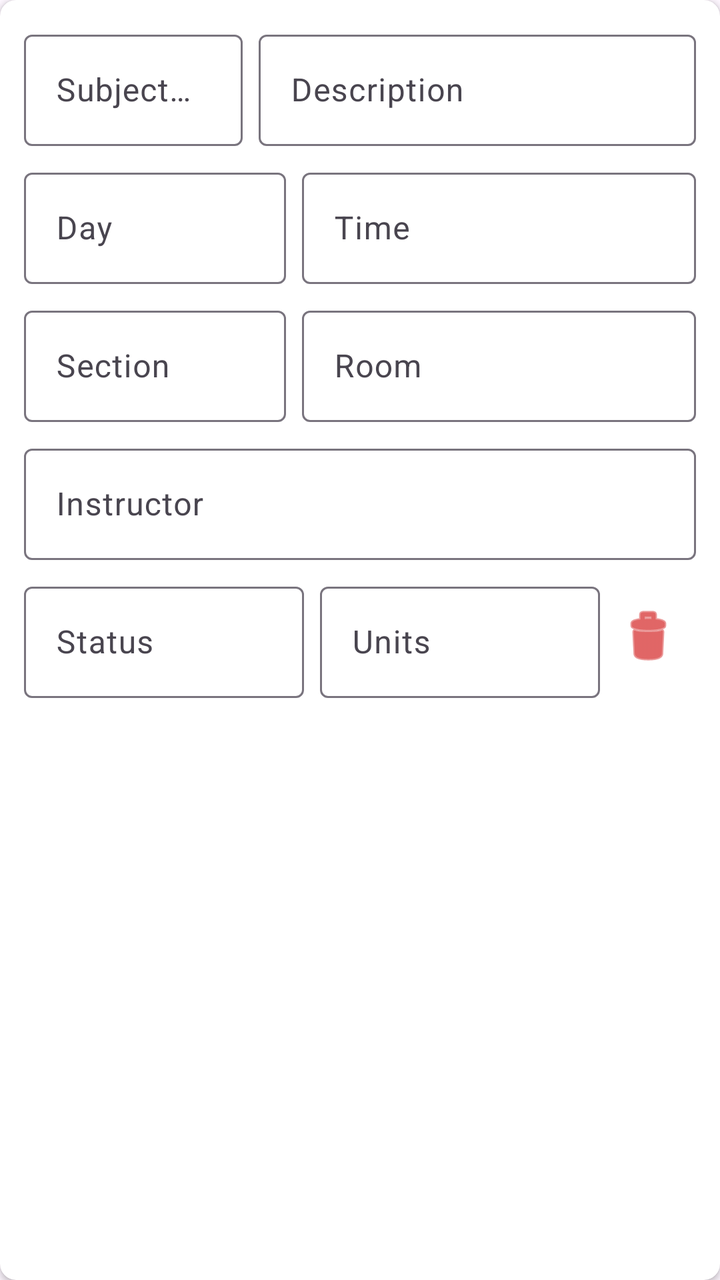
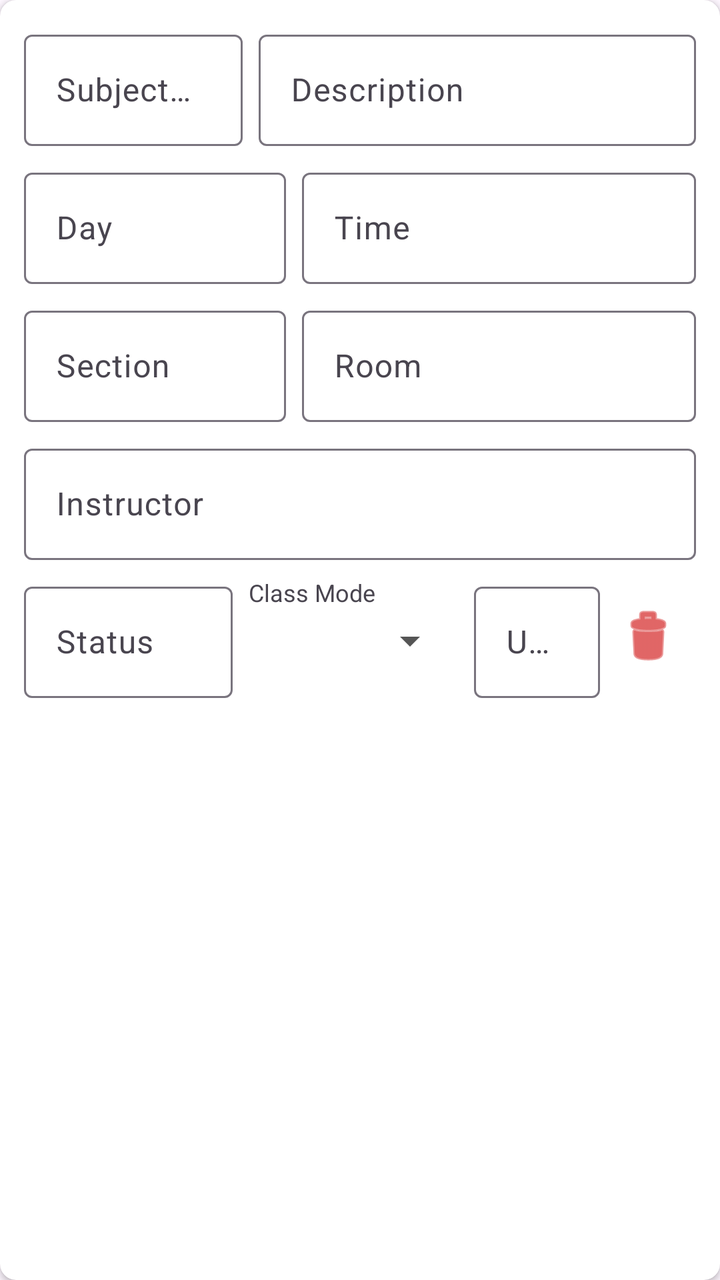

Two renders of the same Android screen: before a commit and after it. Below are the layout's source before the change and the commit's diff.
<!-- AndroidManifest.xml: application theme Theme.StudentAutomaticScheduler -->
<!-- res/layout/item_edit_schedule.xml -->
<?xml version="1.0" encoding="utf-8"?>
<androidx.cardview.widget.CardView
    xmlns:android="http://schemas.android.com/apk/res/android"
    xmlns:app="http://schemas.android.com/apk/res-auto"
    android:layout_width="match_parent"
    android:layout_height="wrap_content"
    android:layout_margin="8dp"
    app:cardCornerRadius="8dp"
    app:cardElevation="2dp">

    <LinearLayout
        android:layout_width="match_parent"
        android:layout_height="wrap_content"
        android:orientation="vertical"
        android:padding="12dp">

        <LinearLayout
            android:layout_width="match_parent"
            android:layout_height="wrap_content"
            android:orientation="horizontal">

            <com.google.android.material.textfield.TextInputLayout
                android:layout_width="0dp"
                android:layout_height="wrap_content"
                android:layout_weight="1"
                android:hint="Subject Code">
                <com.google.android.material.textfield.TextInputEditText
                    android:id="@+id/etSubjectCode"
                    android:layout_width="match_parent"
                    android:layout_height="wrap_content"
                    android:inputType="textCapCharacters"/>
            </com.google.android.material.textfield.TextInputLayout>

            <com.google.android.material.textfield.TextInputLayout
                android:layout_width="0dp"
                android:layout_height="wrap_content"
                android:layout_weight="2"
                android:layout_marginStart="8dp"
                android:hint="Description">
                <com.google.android.material.textfield.TextInputEditText
                    android:id="@+id/etDescription"
                    android:layout_width="match_parent"
                    android:layout_height="wrap_content"
                    android:inputType="textCapWords"/>
            </com.google.android.material.textfield.TextInputLayout>
        </LinearLayout>

        <LinearLayout
            android:layout_width="match_parent"
            android:layout_height="wrap_content"
            android:orientation="horizontal"
            android:layout_marginTop="8dp">

            <com.google.android.material.textfield.TextInputLayout
                android:layout_width="0dp"
                android:layout_height="wrap_content"
                android:layout_weight="1"
                android:hint="Day">
                <com.google.android.material.textfield.TextInputEditText
                    android:id="@+id/etDay"
                    android:layout_width="match_parent"
                    android:layout_height="wrap_content"
                    android:inputType="textCapSentences"/>
            </com.google.android.material.textfield.TextInputLayout>

            <com.google.android.material.textfield.TextInputLayout
                android:layout_width="0dp"
                android:layout_height="wrap_content"
                android:layout_weight="1.5"
                android:layout_marginStart="8dp"
                android:hint="Time">
                <com.google.android.material.textfield.TextInputEditText
                    android:id="@+id/etTime"
                    android:layout_width="match_parent"
                    android:layout_height="wrap_content"
                    android:inputType="textCapCharacters"/>
            </com.google.android.material.textfield.TextInputLayout>
        </LinearLayout>

        <LinearLayout
            android:layout_width="match_parent"
            android:layout_height="wrap_content"
            android:orientation="horizontal"
            android:layout_marginTop="8dp">

            <com.google.android.material.textfield.TextInputLayout
                android:layout_width="0dp"
                android:layout_height="wrap_content"
                android:layout_weight="1"
                android:hint="Section">
                <com.google.android.material.textfield.TextInputEditText
                    android:id="@+id/etSection"
                    android:layout_width="match_parent"
                    android:layout_height="wrap_content"
                    android:inputType="textCapCharacters"/>
            </com.google.android.material.textfield.TextInputLayout>

            <com.google.android.material.textfield.TextInputLayout
                android:layout_width="0dp"
                android:layout_height="wrap_content"
                android:layout_weight="1.5"
                android:layout_marginStart="8dp"
                android:hint="Room">
                <com.google.android.material.textfield.TextInputEditText
                    android:id="@+id/etRoom"
                    android:layout_width="match_parent"
                    android:layout_height="wrap_content"
                    android:inputType="textCapCharacters"/>
            </com.google.android.material.textfield.TextInputLayout>
        </LinearLayout>

        <com.google.android.material.textfield.TextInputLayout
            android:layout_width="match_parent"
            android:layout_height="wrap_content"
            android:layout_marginTop="8dp"
            android:hint="Instructor">
            <com.google.android.material.textfield.TextInputEditText
                android:id="@+id/etInstructor"
                android:layout_width="match_parent"
                android:layout_height="wrap_content"
                android:inputType="textCapWords"/>
        </com.google.android.material.textfield.TextInputLayout>

        <LinearLayout
            android:layout_width="match_parent"
            android:layout_height="wrap_content"
            android:orientation="horizontal"
            android:layout_marginTop="8dp">

            <com.google.android.material.textfield.TextInputLayout
                android:layout_width="0dp"
                android:layout_height="wrap_content"
                android:layout_weight="1"
                android:hint="Status">
                <com.google.android.material.textfield.TextInputEditText
                    android:id="@+id/etStatus"
                    android:layout_width="match_parent"
                    android:layout_height="wrap_content"
                    android:inputType="textCapSentences"/>
            </com.google.android.material.textfield.TextInputLayout>

            <com.google.android.material.textfield.TextInputLayout
                android:layout_width="0dp"
                android:layout_height="wrap_content"
                android:layout_weight="1"
                android:layout_marginStart="8dp"
                android:hint="Units">
                <com.google.android.material.textfield.TextInputEditText
                    android:id="@+id/etUnits"
                    android:layout_width="match_parent"
                    android:layout_height="wrap_content"
                    android:inputType="numberDecimal"/>
            </com.google.android.material.textfield.TextInputLayout>

            <ImageButton
                android:id="@+id/btnRemove"
                android:layout_width="48dp"
                android:layout_height="48dp"
                android:layout_gravity="center_vertical"
                android:background="?attr/selectableItemBackgroundBorderless"
                android:src="@android:drawable/ic_menu_delete"
                app:tint="@android:color/holo_red_dark"/>
        </LinearLayout>

    </LinearLayout>
</androidx.cardview.widget.CardView>
<!-- resources referenced by this layout -->
<resources>
  <style name="Theme.StudentAutomaticScheduler" parent="Base.Theme.StudentAutomaticScheduler" />
  <style name="Base.Theme.StudentAutomaticScheduler" parent="Theme.Material3.DayNight.NoActionBar">
  
          
          <item name="android:textColorPrimary">@color/text_primary</item>
          <item name="android:textColorSecondary">@color/text_secondary</item>
  
          
          <item name="colorPrimary">@color/button_bg</item>
          <item name="colorOnPrimary">@color/button_text</item>
  
          
          
  
      </style>
  <color name="text_primary">#111111</color>
  <color name="text_secondary">#555555</color>
  <color name="button_bg">#2F3981</color>
  <color name="button_text">#FFFFFF</color>
</resources>

<!-- the commit's change to res/layout/item_edit_schedule.xml (unified diff, before → after) -->
@@ -139,10 +139,28 @@
                     android:inputType="textCapSentences"/>
             </com.google.android.material.textfield.TextInputLayout>
 
+            <LinearLayout
+                android:layout_width="0dp"
+                android:layout_height="wrap_content"
+                android:layout_weight="1"
+                android:layout_marginStart="8dp"
+                android:orientation="vertical">
+                <TextView
+                    android:layout_width="wrap_content"
+                    android:layout_height="wrap_content"
+                    android:text="Class Mode"
+                    android:textSize="12sp"/>
+                <Spinner
+                    android:id="@+id/spinnerClassMode"
+                    android:layout_width="match_parent"
+                    android:layout_height="wrap_content"
+                    android:layout_marginTop="4dp"/>
+            </LinearLayout>
+
             <com.google.android.material.textfield.TextInputLayout
                 android:layout_width="0dp"
                 android:layout_height="wrap_content"
-                android:layout_weight="1"
+                android:layout_weight="0.6"
                 android:layout_marginStart="8dp"
                 android:hint="Units">
                 <com.google.android.material.textfield.TextInputEditText
